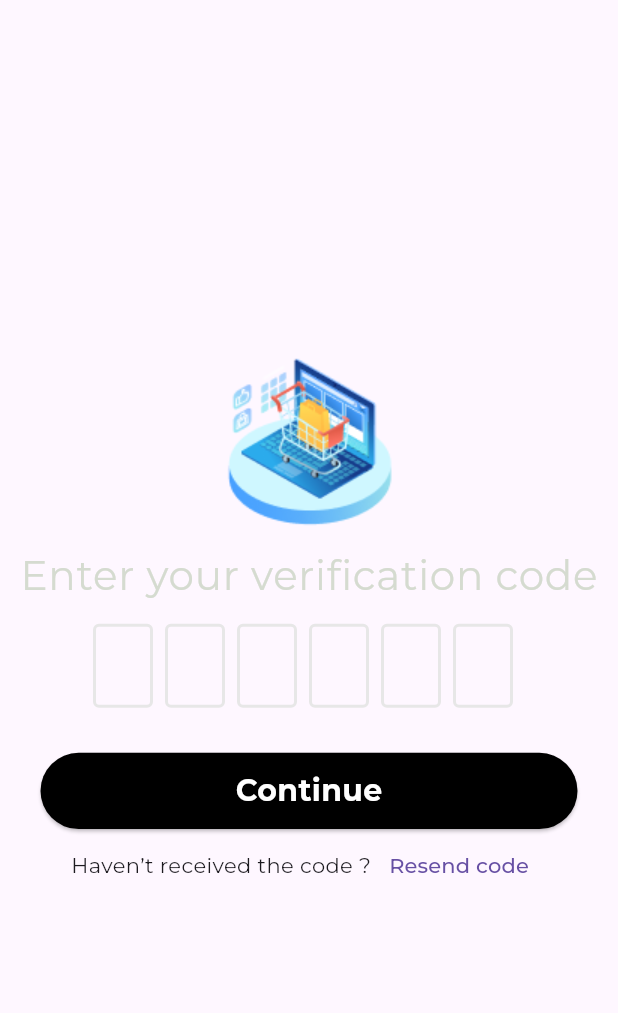
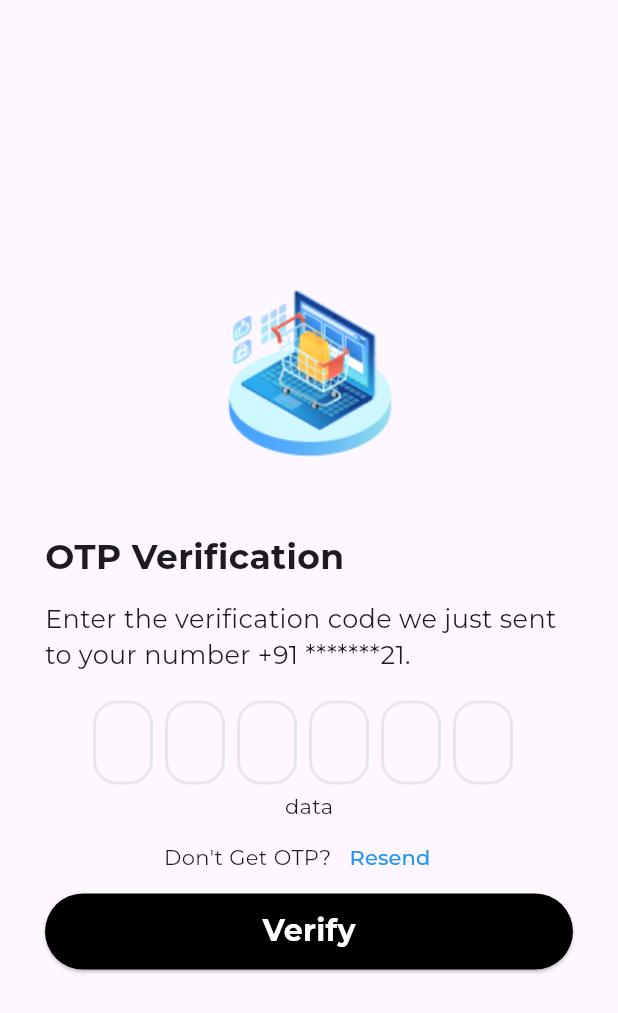
Before and after one commit to mujthabakk/totalXtask, a Flutter app: the Otptextfield screen opened directly, on a phone screen of 412 x 824 dp. Shown: the top 1013 px of the screen. Run offline on Flutter 3.47's test engine with Material 3 defaults, Android fonts, the phone set to English and light mode, and no system bars; drawn by our look-alikes of flutter_otp_text_field; our stand-ins replace google_fonts; missing offline and left inert: dart:js.

```diff
--- a/lib/main.dart
+++ b/lib/main.dart
@@ -1,5 +1,6 @@
 import 'package:flutter/material.dart';
 import 'package:totalx_task/core/app_theme.dart';
+import 'package:totalx_task/view/pages/homepage/homepage.dart';
 import 'package:totalx_task/view/pages/phone_Authentication/phonenumber_enter_page.dart';
 
 void main() {
@@ -14,6 +15,6 @@ class MainApp extends StatelessWidget {
     return MaterialApp(
         debugShowCheckedModeBanner: false,
         theme: AppTheme.theme(),
-        home: const PhoneNumberEnterPage());
+        home: const HomePage());
   }
 }
--- /dev/null
+++ b/lib/view/pages/homepage/homepage.dart
@@ -0,0 +1,18 @@
+import 'package:flutter/material.dart';
+
+class HomePage extends StatelessWidget {
+  const HomePage({super.key});
+
+  @override
+  Widget build(BuildContext context) {
+    return Scaffold(
+      appBar: AppBar(
+        backgroundColor: Colors.black,
+        // leading: IconButton(
+        //   onPressed: () {},
+        //   icon: const Icon(Icons.location_city),
+        // ),
+      ),
+    );
+  }
+}
--- a/lib/view/pages/otp/otp.dart
+++ b/lib/view/pages/otp/otp.dart
@@ -1,3 +1,5 @@
+import 'dart:js';
+
 import 'package:flutter/material.dart';
 import 'package:flutter_otp_text_field/flutter_otp_text_field.dart';
 import 'package:totalx_task/core/size/size.dart';
@@ -10,54 +12,71 @@ class Otptextfield extends StatelessWidget {
   Widget build(BuildContext context) {
     return Scaffold(
       body: Center(
+        child: Padding(
+          padding: const EdgeInsets.symmetric(horizontal: 30),
           child: Column(
             mainAxisAlignment: MainAxisAlignment.center,
+            crossAxisAlignment: CrossAxisAlignment.start,
             children: [
               Center(
-              child: Image.asset("assets/image/Group (3).png"),
-            ),
-            Text(
-              "Enter your verification code",
-              style: Theme.of(context).textTheme.bodyLarge!.copyWith(
-                    fontSize: 27,
-                    color: const Color.fromARGB(255, 213, 219, 208),
+                child: Image.asset(
+                  "assets/image/Group (3).png",
                 ),
               ),
               SizedBox(
-              height: context.height(25),
+                height: context.height(80),
+              ),
+              const Text(
+                "OTP Verification",
+                style: TextStyle(
+                  fontWeight: FontWeight.bold,
+                  fontSize: 23,
+                ),
+              ),
+              SizedBox(
+                height: context.height(28),
+              ),
+              const Text(
+                "Enter the verification code we just sent to your number +91 *******21.",
+                style: TextStyle(fontSize: 17),
+              ),
+              SizedBox(
+                height: context.height(40),
               ),
               OtpTextField(
+                borderRadius: BorderRadius.circular(16),
+                cursorColor: Colors.red,
+                textStyle: const TextStyle(color: Colors.red),
                 numberOfFields: 6,
-              borderColor: const Color(0xFF512DA8),
+                focusedBorderColor: Colors.black,
                 showFieldAsBox: true,
                 onCodeChanged: (String code) {},
-              onSubmit: (String verificationCode) {
-                showDialog(
-                    context: context,
-                    builder: (context) {
-                      return AlertDialog(
-                        title: const Text("Verification Code"),
-                        content: Text('Code entered is $verificationCode'),
-                      );
-                    });
-              },
+                onSubmit: (String verificationCode) {},
               ),
-            SizedBox(
-              height: context.height(65),
-            ),
-            FrontendPagesButton(
-              text: 'Continue',
-              ontap: () {},
-            ),
+              Center(
+                  child: Padding(
+                padding: EdgeInsets.only(top: context.height(10)),
+                child: const Text("data"),
+              )),
               Row(
                 crossAxisAlignment: CrossAxisAlignment.center,
                 mainAxisAlignment: MainAxisAlignment.center,
                 children: [
-                const Text("Haven’t received the code ?"),
-                TextButton(onPressed: () {}, child: const Text("Resend code"))
+                  const Text("Don't Get OTP?"),
+                  TextButton(
+                      onPressed: () {},
+                      child: const Text(
+                        "Resend ",
+                        style: TextStyle(color: Colors.blue),
+                      ))
                 ],
-            )
+              ),
+              FrontendPagesButton(
+                text: 'Verify',
+                ontap: () {},
+              ),
             ],
+          ),
         ),
       ),
     );
```
Lines whose indentation alone changed are shown as unchanged.
